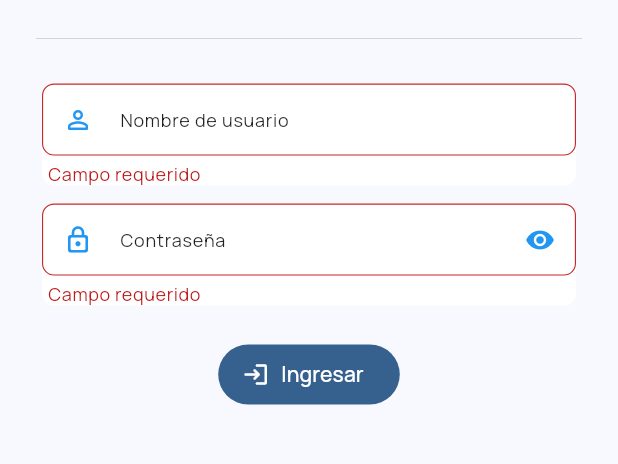
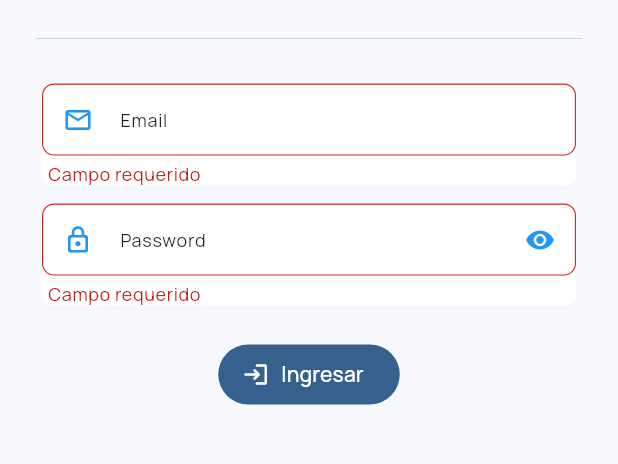
Before and after one commit to paulmrg-461/devpaul_todo_app, a Flutter app: the screen it shows after launch, after a tap on "Ingresar", on a phone screen of 412 x 824 dp, the part 608-1072 px from its top. Run offline on Flutter 3.47's test engine with Material 3 defaults, Android fonts, the phone set to English and light mode, and no system bars; our stand-ins replace bloc, cloud_firestore, equatable, firebase_auth, firebase_core, firebase_storage and 8 more; accounts and stored records are empty; generated files the repository leaves out were written again.

Commit message:
Feat: Firebase login with email and password

```diff
--- a/lib/config/global/environment.dart
+++ b/lib/config/global/environment.dart
@@ -1,5 +1,5 @@
 class Environment {
   static final List<String> adminEmails = [
-    'paul@devpaul.com',
+    'co.devpaul@gmail.com',
   ];
 }
--- a/lib/presentation/ui/screens/login_screen.dart
+++ b/lib/presentation/ui/screens/login_screen.dart
@@ -28,7 +28,7 @@ class _LoginScreenState extends State<LoginScreen> {
     if (_formKey.currentState!.validate()) {
       BlocProvider.of<AuthBloc>(context).add(
         AuthLoginEvent(
-          '${(_usernameController.text.trim()).toLowerCase()}@diegolopez.com',
+          (_usernameController.text.trim()).toLowerCase(),
           _passwordController.text.trim(),
         ),
       );
@@ -71,17 +71,17 @@ class _LoginScreenState extends State<LoginScreen> {
                     ),
                     CustomInput(
                       width: 460,
-                      hintText: "Nombre de usuario",
+                      hintText: "Email",
                       controller: _usernameController,
                       validator: (value) =>
-                          InputValidator.usernameValidator(value),
-                      textInputType: TextInputType.name,
-                      icon: Icons.person_outline_rounded,
+                          InputValidator.emailValidator(value),
+                      textInputType: TextInputType.emailAddress,
+                      icon: Icons.email_outlined,
                       marginBottom: 8,
                     ),
                     CustomInput(
                       width: 460,
-                      hintText: "Contraseña",
+                      hintText: "Password",
                       controller: _passwordController,
                       validator: (value) =>
                           InputValidator.emptyValidator(value: value),
```
Also changed, not shown: lib/presentation/ui/screens/home/widgets/bottom_bar_item.dart (+15 -0 lines), pubspec.lock.
